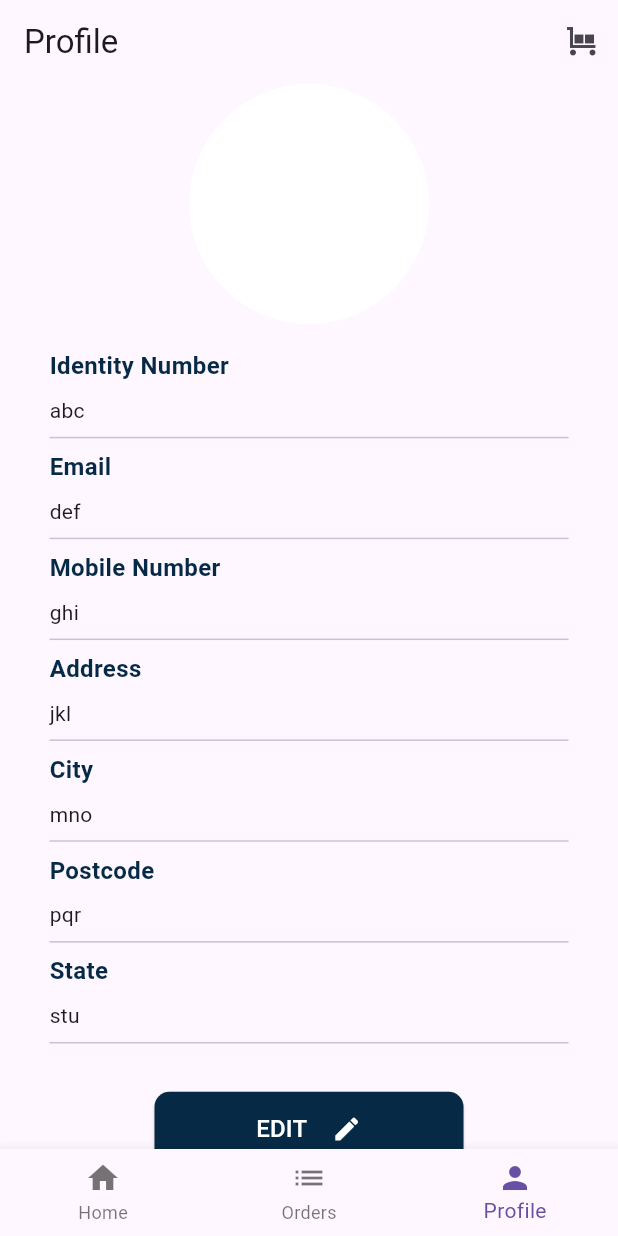
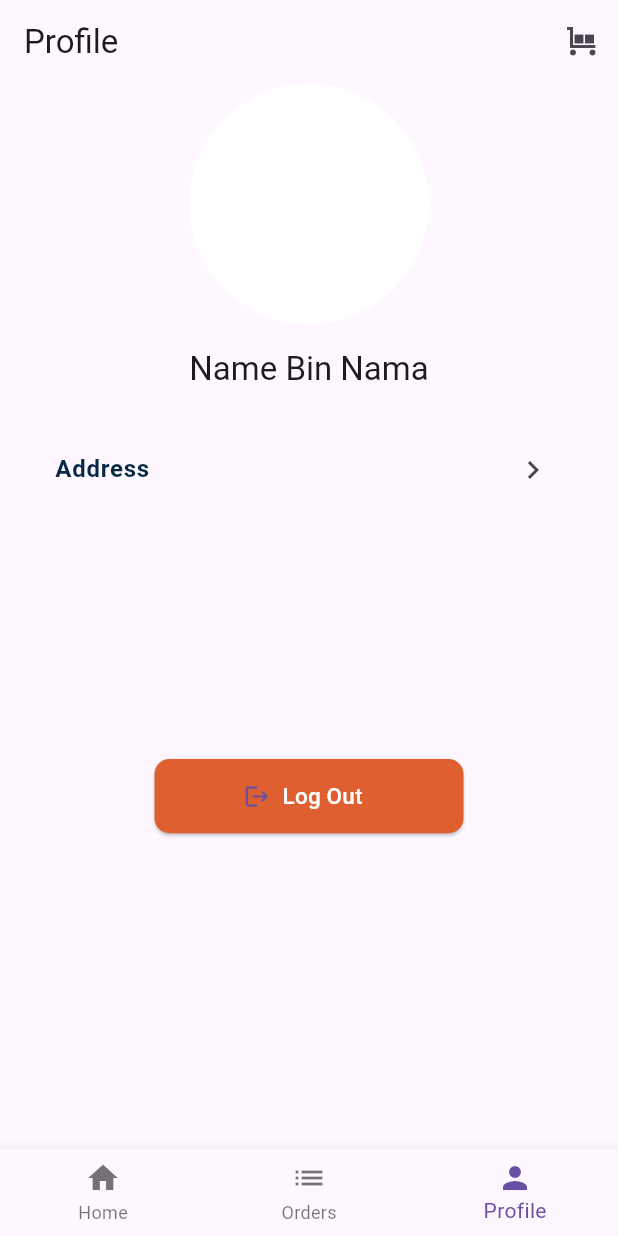
Before and after one commit to syukrianuar/flutter_todak_app_task, a Flutter app: the screen it shows after launch, item 3 of the bottom bar chosen, on a phone screen of 412 x 824 dp. Run offline on Flutter 3.47's test engine with Material 3 defaults, Android fonts, the phone set to English and light mode, and no system bars; our stand-ins replace cached_network_image, responsive_sizer, transparent_image; network calls fail.

Commit message:
debug - profile screen : debug tile menu for profile

```diff
--- a/lib/screen/profiles.dart
+++ b/lib/screen/profiles.dart
@@ -1,6 +1,7 @@
 import 'package:cached_network_image/cached_network_image.dart';
 import 'package:flutter/material.dart';
 import 'package:responsive_sizer/responsive_sizer.dart';
+import 'package:todak_app_task/screen/addresses.dart';
 
 class ProfilesScreen extends StatelessWidget {
   const ProfilesScreen({super.key});
@@ -20,87 +21,64 @@ class ProfilesScreen extends StatelessWidget {
             ),
           ),
           SizedBox(
-            height: 1.h,
+            height: 2.h,
+          ),
+          Text(
+            'Name Bin Nama',
+            style: Theme.of(context).textTheme.titleLarge,
+          ),
+          SizedBox(
+            height: 2.h,
           ),
           Padding(
             padding:
-                EdgeInsets.symmetric(vertical: Adaptive.h(1), horizontal: 8.w),
+                EdgeInsets.symmetric(vertical: Adaptive.h(1), horizontal: 5.w),
             child: Column(
               crossAxisAlignment: CrossAxisAlignment.start,
               children: [
-                ProfileViewDetail(
-                  pLabel: 'Identity Number',
-                  pDesc: 'abc',
-                ),
-                // SizedBox(
-                //   height: 1.h,
+                // ProfileViewDetail(
+                //   pLabel: 'Identity Number',
+                //   pDesc: 'abc',
                 // ),
-                ProfileViewDetail(
-                  pLabel: 'Email',
-                  pDesc: 'def',
-                ),
+                // // SizedBox(
+                // //   height: 1.h,
+                // // ),
+                // ProfileViewDetail(
+                //   pLabel: 'Email',
+                //   pDesc: 'def',
+                // ),
 
-                ProfileViewDetail(pLabel: 'Mobile Number', pDesc: 'ghi'),
+                // ProfileViewDetail(pLabel: 'Mobile Number', pDesc: 'ghi'),
 
                 ProfileViewDetail(pLabel: 'Address', pDesc: 'jkl'),
 
-                ProfileViewDetail(pLabel: "City", pDesc: 'mno'),
-                ProfileViewDetail(pLabel: 'Postcode', pDesc: 'pqr'),
-                ProfileViewDetail(pLabel: 'State', pDesc: 'stu'),
-                // ProfileEditForm(),
+                // ProfileViewDetail(pLabel: "City", pDesc: 'mno'),
+                // ProfileViewDetail(pLabel: 'Postcode', pDesc: 'pqr'),
+                // ProfileViewDetail(pLabel: 'State', pDesc: 'stu'),
+                // // ProfileEditForm(),
 
                 SizedBox(
-                  height: 3.h,
+                  height: 20.h,
                 ),
                 Align(
                   child: SizedBox(
                     width: Adaptive.w(50),
                     height: 6.h,
-                    child: ElevatedButton(
+                    child: ElevatedButton.icon(
                       style: ElevatedButton.styleFrom(
-                        backgroundColor: const Color.fromARGB(255, 6, 41, 70),
+                        backgroundColor: Color.fromARGB(255, 223, 95, 49),
                         shape: RoundedRectangleBorder(
                           borderRadius: BorderRadius.circular(10),
                         ),
                       ),
-                      onPressed: () async {
-                        // await Get.to(() => EditProfile(
-                        //           avatarUrl:
-                        //               snapshot.data['avatar_url'],
-                        //           name: snapshot.data['name'] ?? '',
-                        //           email: snapshot.data['email'] ?? '',
-                        //           nric: snapshot.data['nric'] ?? '',
-                        //           address:
-                        //               snapshot.data['address'] ?? '',
-                        //           city: snapshot.data['city'] ?? '',
-                        //           postal:
-                        //               snapshot.data['postcode'] ?? '',
-                        //           state: snapshot.data['state'] ?? '',
-                        //         ))!
-                        //     .then((value) {
-                        //   refresh();
-                        //   // refresh();
-                        // });
-                      },
-                      child: Row(
-                        mainAxisAlignment: MainAxisAlignment.center,
-                        children: [
-                          const Text(
-                            'EDIT',
-                            style: TextStyle(
-                              fontSize: 16,
-                              color: Colors.white,
-                            ),
-                          ),
-                          SizedBox(
-                            width: Adaptive.w(4),
-                          ),
-                          const Icon(
-                            Icons.edit,
-                            size: 20,
-                            color: Colors.white,
-                          ),
-                        ],
+                      onPressed: () async {},
+                      icon: Icon(Icons.logout),
+                      label: Text(
+                        'Log Out',
+                        style: TextStyle(
+                          fontSize: 15,
+                          color: Colors.white,
+                        ),
                       ),
                     ),
                   ),
@@ -123,7 +101,23 @@ class ProfileViewDetail extends StatelessWidget {
 
   @override
   Widget build(BuildContext context) {
-    return Column(
+    return ListTile(
+      onTap: () {
+        Navigator.push(
+            context, MaterialPageRoute(builder: (ctx) => AddressesScreen()));
+      },
+      title: Text(
+        pLabel,
+        style: TextStyle(
+          fontSize: 16,
+          fontWeight: FontWeight.bold,
+          color: Color.fromARGB(255, 6, 41, 70),
+        ),
+      ),
+      trailing: Icon(Icons.navigate_next),
+    );
+
+    Column(
       crossAxisAlignment: CrossAxisAlignment.start,
       children: [
         Text(
```
